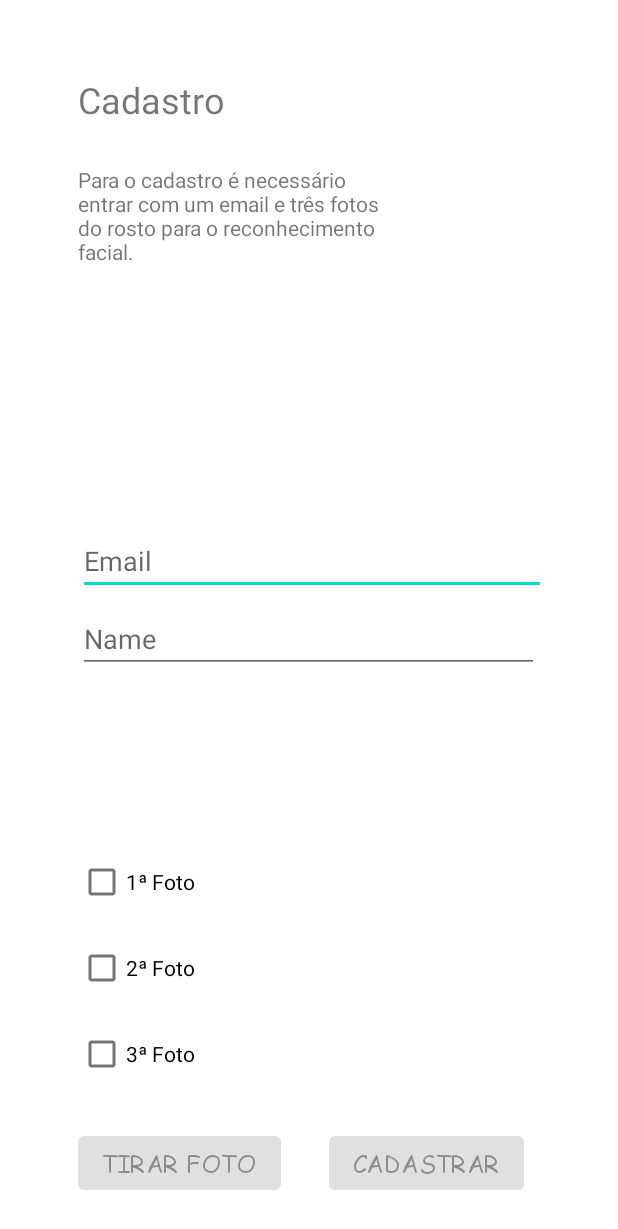
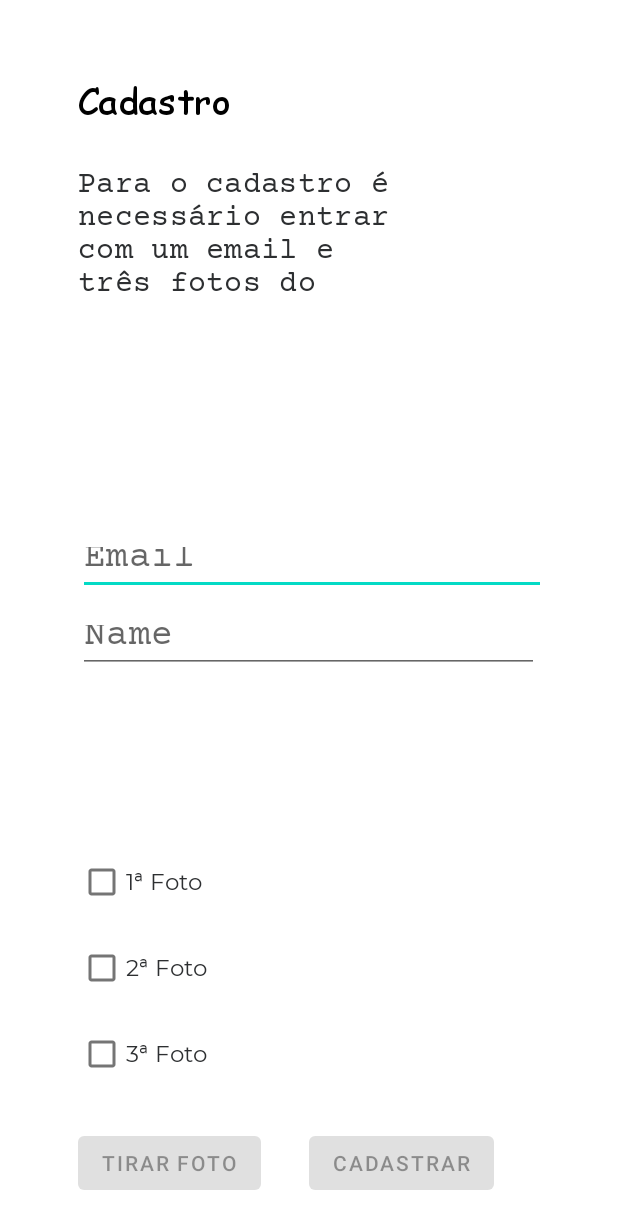
Before and after one commit to DiegoCrassus/PDM-APP1, an Android app: the signUp screen opened directly, with no data from a screen before it, on a phone screen of 412 x 824 dp. Shown: the top 1229 px of the screen. Run offline under Robolectric (Android 15) with nearby library versions, the phone set to English and light mode, and no system bars; libraries missing offline, so code that uses them is left out: br.com.

Commit message:
Ajustando os layout

```diff
--- a/app/app/src/main/res/values/attrs.xml
+++ b/app/app/src/main/res/values/attrs.xml
@@ -1,4 +1,5 @@
 <?xml version="1.0" encoding="utf-8"?>
 <resources>
     <attr format="reference" name="primaryButtonStyle"/>
+    <attr format="reference" name="secondaryButtonStyle"/>
 </resources>
--- a/app/app/src/main/res/values/styles.xml
+++ b/app/app/src/main/res/values/styles.xml
@@ -15,4 +15,44 @@
         <item name="rippleColor">?attr/colorPrimary</item>
     </style>
 
+    <style name="Widget.MaterialComponents.Button.OutlinedButton.SecondaryButton">
+        <item name="cornerRadius">8dp</item>
+        <item name="android:paddingTop">16dp</item>
+        <item name="android:textColor">@color/white</item>
+        <item name="android:paddingBottom">16dp</item>
+        <item name="backgroundTint">@color/roxoBotao</item>
+    </style>
+
+    <style name="StyleTitulos" parent="TextAppearance.AppCompat">
+        <item name="android:textColor">@color/black</item>
+        <item name="fontFamily">@font/comicsans</item>
+        <item name="android:fontFamily">@font/comici</item>
+        <item name="android:letterSpacing">0.01</item>
+    </style>
+
+    <style name="StyleCorpos" parent="TextAppearance.AppCompat">
+        <item name="android:textColor">@color/brand_dark_gray_2</item>
+        <item name="fontFamily">@font/courierprime_regular</item>
+        <item name="android:fontFamily">@font/courierprime_regular</item>
+        <item name="android:letterSpacing">0.01</item>
+        <item name="android:textSize">20sp</item>
+
+    </style>
+
+    <style name="StyleBoxes" parent="TextAppearance.AppCompat">
+        <item name="android:textColor">@color/brand_dark_gray_2</item>
+        <item name="fontFamily">@font/courierprime_regular</item>
+        <item name="android:fontFamily">@font/courierprime_regular</item>
+        <item name="android:letterSpacing">0.01</item>
+        <item name="android:textSize">24sp</item>
+    </style>
+
+    <style name="StyleBCheckBox" parent="TextAppearance.AppCompat">
+        <item name="android:textColor">@color/brand_dark_gray_2</item>
+        <item name="fontFamily">@font/montserrat</item>
+        <item name="android:fontFamily">@font/montserrat</item>
+        <item name="android:letterSpacing">0.01</item>
+        <item name="android:textSize">15sp</item>
+    </style>
+
 </resources>
--- a/app/app/src/main/res/values/themes.xml
+++ b/app/app/src/main/res/values/themes.xml
@@ -13,8 +13,8 @@
         <item name="android:statusBarColor" tools:targetApi="l">?attr/colorPrimaryVariant</item>
 
         <item name="primaryButtonStyle">@style/Widget.MaterialComponents.Button.OutlinedButton.PrimaryButton</item>
+        <item name="secondaryButtonStyle">@style/Widget.MaterialComponents.Button.OutlinedButton.SecondaryButton</item>
 
-        <item name="textAppearanceButton">@style/TextAppearance.MaterialComponents.Button.BaseButton</item>
         <!-- Customize your theme here. -->
     </style>
 </resources>
--- a/app/app/src/main/res/values/type.xml
+++ b/app/app/src/main/res/values/type.xml
@@ -12,10 +12,10 @@
 
     <style name="TextAppearance.MaterialComponents.Button.BaseButton">
         <item name="android:textStyle">normal</item>
-        <item name="fontFamily">@font/comicsans</item>
+        <item name="fontFamily">@font/comicz</item>
         <item name="android:fontFamily">@font/comici</item>
         <item name="android:letterSpacing">0.01</item>
-        <item name="android:textSize">16sp</item>
+        <item name="android:textSize">20sp</item>
         <item name="android:textAllCaps">true</item>
     </style>
 </resources>
```
